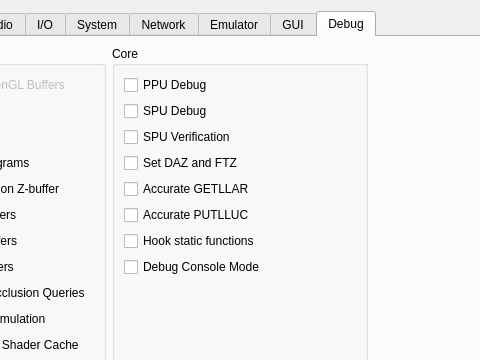
Old version of the form rpcs3/rpcs3qt/settings_dialog.ui in the repository RPCS3/rpcs3; both pictures show x 141 to 621 and y 0 to 360 of the 752 by 626 pixel window.
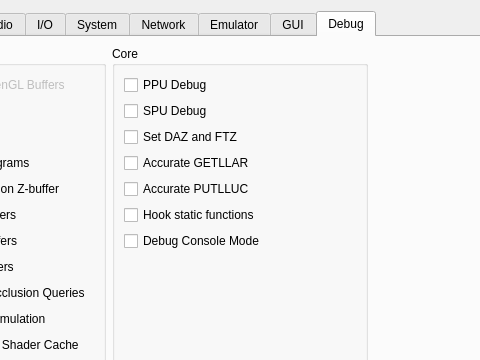
New version of the form. The open tabs and pages were chosen to show the change. Icons and pictures are not drawn.

Commit message: Remove SPU verification from settings

What changed in the file:
```diff
--- a/rpcs3/rpcs3qt/settings_dialog.ui
+++ b/rpcs3/rpcs3qt/settings_dialog.ui
@@ -2281,13 +2281,6 @@
               </property>
              </widget>
             </item>
-            <item>
-             <widget class="QCheckBox" name="spuVerification">
-              <property name="text">
-               <string>SPU Verification</string>
-              </property>
-             </widget>
-            </item>
             <item>
              <widget class="QCheckBox" name="setDAZandFTZ">
               <property name="text">
```
The commit also changes 3 other files.
